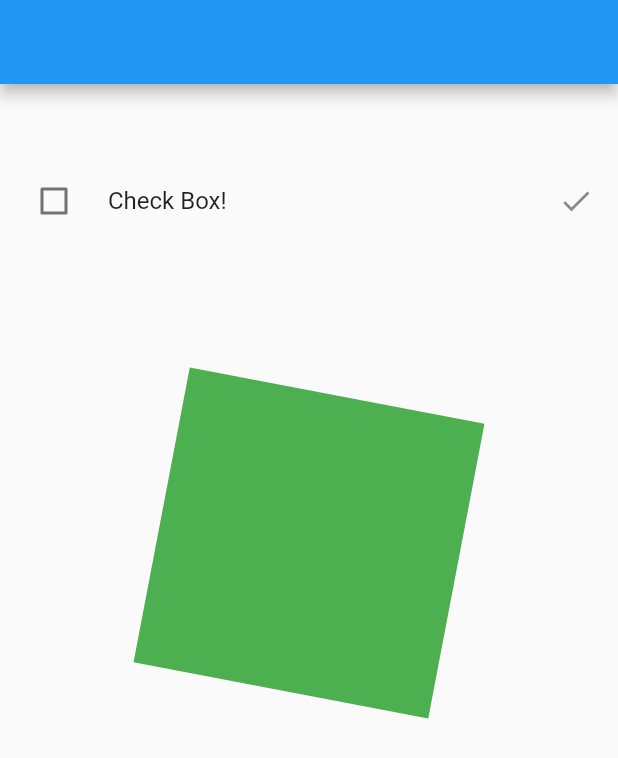
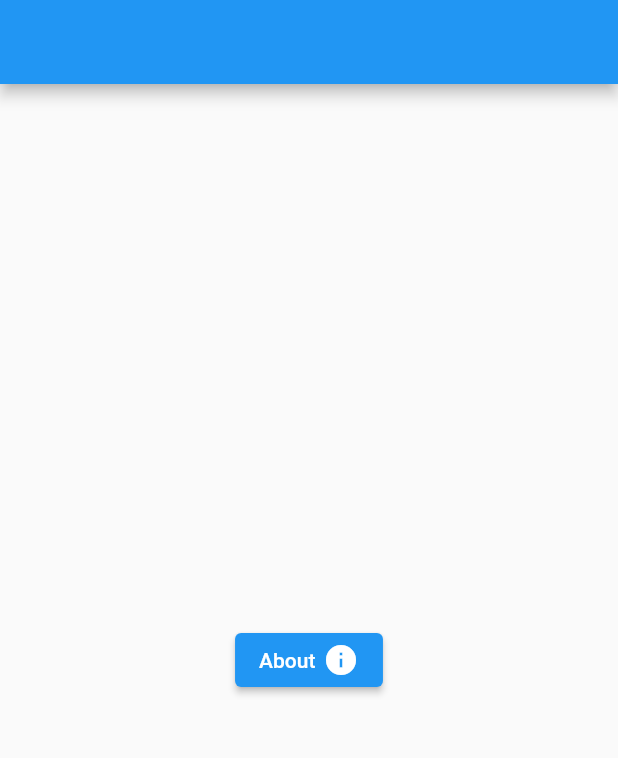
Before and after one commit to AhmedHassanHamid/100DaysOfCode, a Flutter app: the screen it shows after launch, on a phone screen of 412 x 824 dp. Shown: the top 758 px of the screen. Run offline on Flutter 3.47's test engine with Material 2 defaults, Android fonts, the phone set to English and light mode, and no system bars; our stand-ins replace convert.

Commit message:
day 40
• AboutDialog

```diff
--- /dev/null
+++ b/lib/day40.dart
@@ -0,0 +1,48 @@
+import 'package:flutter/material.dart';
+
+class Day40 extends StatefulWidget {
+  const Day40({super.key});
+
+  @override
+  State<Day40> createState() => _Day40State();
+}
+
+class _Day40State extends State<Day40> {
+  @override
+  Widget build(BuildContext context) {
+    return Scaffold(
+      appBar: AppBar(),
+      body: Center(
+        child: ElevatedButton(
+          child: Row(
+            mainAxisSize: MainAxisSize.min,
+            children: [
+              Text("About"),
+              SizedBox(
+                width: 5,
+              ),
+              Icon(Icons.info),
+            ],
+          ),
+          onPressed: () {
+
+            showAboutDialog(
+
+              context: context,
+              applicationIcon: Image.asset(
+
+            'images/logo.gif',
+                width: 50,
+                height: 50,
+              ),
+              applicationVersion: '0.1',
+              applicationName: '100 Days of Flutter',
+              applicationLegalese:
+                  'This is the small initiative for learning widgets in a flutter in 100 days continuously.', // ! details of App....
+            );
+          },
+        ),
+      ),
+    );
+  }
+}
--- a/lib/main.dart
+++ b/lib/main.dart
@@ -38,6 +38,7 @@ import 'package:i100daysofcodei/day36.dart';
 import 'package:i100daysofcodei/day37.dart';
 import 'package:i100daysofcodei/day38.dart';
 import 'package:i100daysofcodei/day39.dart';
+import 'package:i100daysofcodei/day40.dart';
 
 void main() {
   runApp(const MyApp());
@@ -55,7 +56,7 @@ class MyApp extends StatelessWidget {
       theme: ThemeData(
         primarySwatch: Colors.blue,
       ),
-      home: Day39(),
+      home: Day40(),
     );
   }
 }
```
